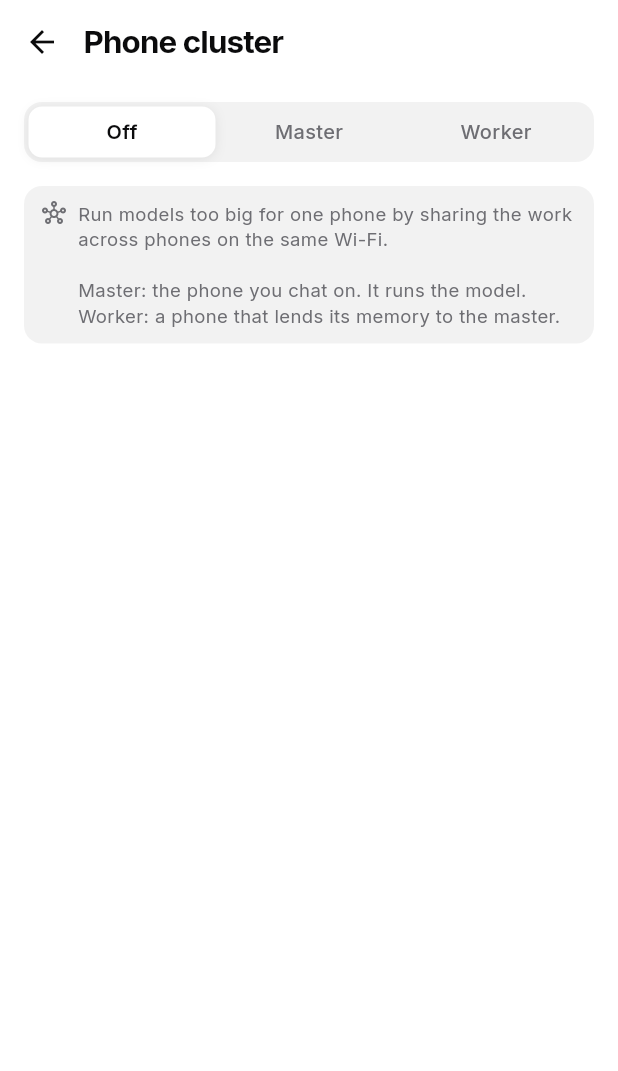
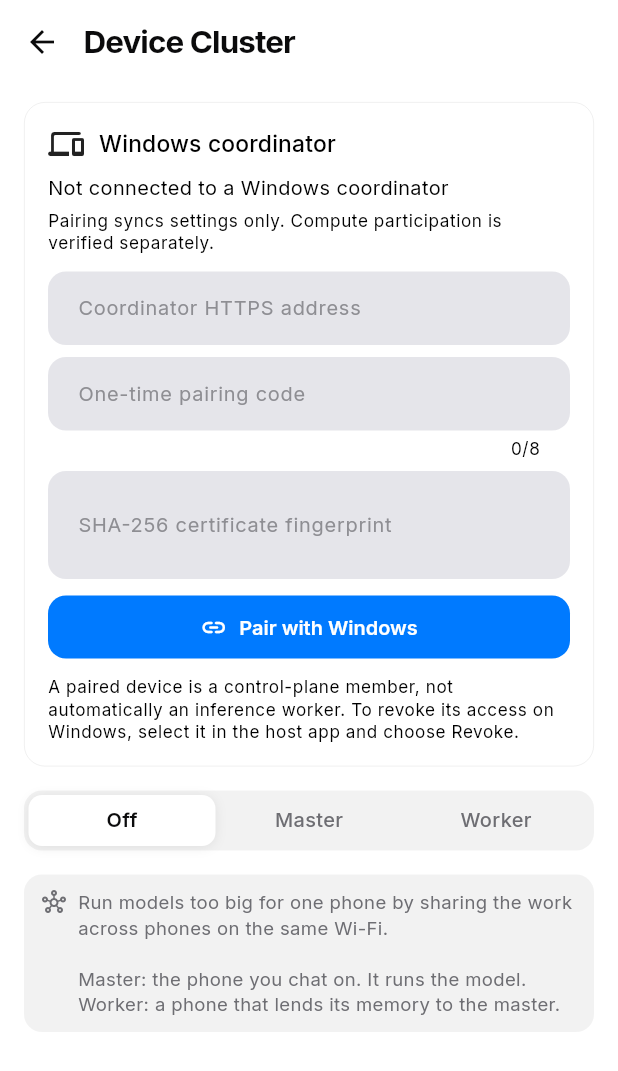
Before and after one commit to intersprit123/private-lm, a Flutter app: the ClusterView screen opened directly, on a phone screen of 412 x 824 dp. Shown: the top 1071 px of the screen. Run offline on Flutter 3.47's test engine with Material 3 defaults, Android fonts, the phone set to English and light mode, and no system bars; our stand-ins replace device_info_plus, dio, file_picker, firebase_core, firebase_crashlytics, flutter_local_notifications and 14 more; missing offline and left inert: dart:ffi, dart:js_interop, flutter_background_service, gal, mobile_scanner, syncfusion_flutter_pdf; accounts and stored records are empty; network calls fail; statements that could not run were skipped.

Commit message:
Rename Android cluster UI and add Windows coordinator panel

```diff
--- a/lib/views/cluster_view.dart
+++ b/lib/views/cluster_view.dart
@@ -8,8 +8,9 @@ import 'package:qr_flutter/qr_flutter.dart';
 
 import '../core/ui.dart';
 import '../services/cluster_service.dart';
+import '../widgets/windows_coordinator_panel.dart';
 
-/// Phone cluster: pick Master (runs the model) or Worker (lends this phone),
+/// Device Cluster: pick Master (runs the model) or Worker (lends this phone),
 /// and pair them by scanning the worker's QR code.
 class ClusterView extends StatefulWidget {
   const ClusterView({super.key});
@@ -44,13 +45,14 @@ class _ClusterViewState extends State<ClusterView> {
     final t = AppTokens.of(context);
     return Scaffold(
       backgroundColor: t.bg,
-      appBar: appScreenBar(context, title: 'Phone cluster', showBack: true),
+      appBar: appScreenBar(context, title: 'Device Cluster', showBack: true),
       body: Obx(() {
         final role = cluster.role;
         return ListView(
           padding: kPagePadding,
           children: [
             const SizedBox(height: 8),
+            const WindowsCoordinatorPanel(),
             AppSegmented<ClusterRole>(
               items: [
                 (ClusterRole.off, 'Off'),
@@ -184,7 +186,7 @@ class _ClusterViewState extends State<ClusterView> {
               'iOS pauses apps in the background. Close PrivateLM to stop sharing.'
           : 'Keep this phone plugged in and on the same Wi-Fi, with PrivateLM '
               'open: the screen stays on while sharing, because Android slows '
-              'background work. Set Phone cluster to Off to stop.'),
+              'background work. Set Device Cluster to Off to stop.'),
     ];
   }
 
@@ -211,7 +213,7 @@ class _ClusterViewState extends State<ClusterView> {
           EmptyState(
             icon: Icons.devices_other_rounded,
             title: 'No workers yet',
-            message: 'On each other phone, open Phone cluster, choose Worker, '
+            message: 'On each other phone, open Device Cluster, choose Worker, '
                 'then scan the QR code it shows.',
           ),
         ])
```
